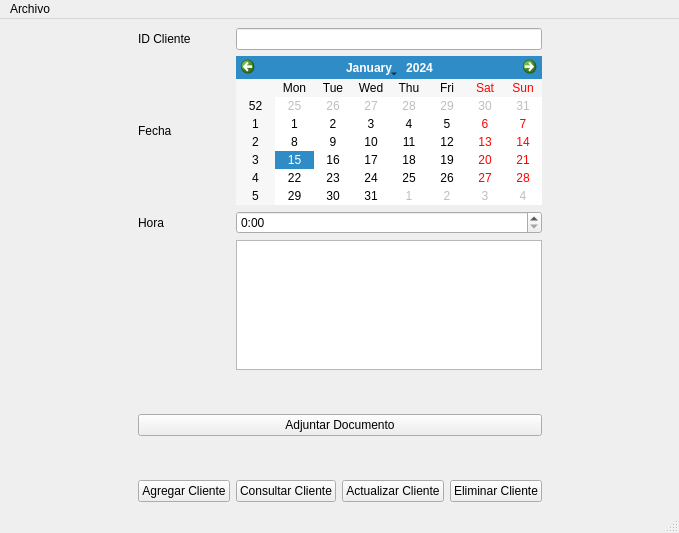
Before: the Qt Designer form src/mainwindow.ui in BrayanCastro25/evidence-formats, drawn with Qt 5.
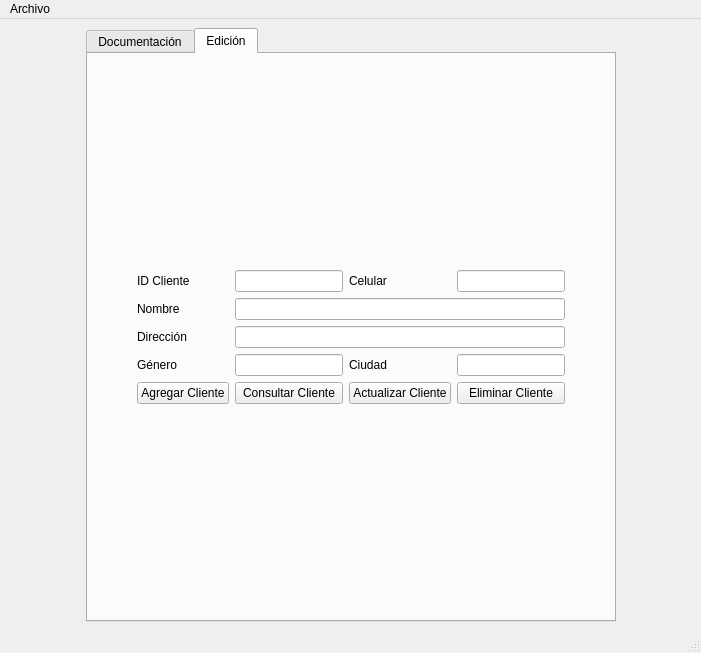
After: the same form once the commit is applied. The open tabs and pages were chosen to show the change.

Commit message: modificación interfaz ventanas tipo tab QTabWidget

The edit to the form file:
```diff
--- a/src/mainwindow.ui
+++ b/src/mainwindow.ui
@@ -6,8 +6,8 @@
    <rect>
     <x>0</x>
     <y>0</y>
-    <width>679</width>
-    <height>533</height>
+    <width>701</width>
+    <height>653</height>
    </rect>
   </property>
   <property name="windowTitle">
@@ -15,23 +15,35 @@
   </property>
   <widget class="QWidget" name="centralwidget">
    <layout class="QGridLayout" name="gridLayout">
-    <item row="1" column="1">
-     <widget class="QLabel" name="label_date">
-      <property name="text">
-       <string>Fecha</string>
-      </property>
-     </widget>
-    </item>
     <item row="0" column="1">
-     <widget class="QLabel" name="label_client">
-      <property name="text">
-       <string>ID Cliente</string>
+     <spacer name="verticalSpacer_6">
+      <property name="orientation">
+       <enum>Qt::Vertical</enum>
       </property>
-     </widget>
+      <property name="sizeHint" stdset="0">
+       <size>
+        <width>20</width>
+        <height>40</height>
+       </size>
+      </property>
+     </spacer>
     </item>
-    <item row="1" column="5">
-     <spacer name="horizontalSpacer_2">
+    <item row="3" column="1">
+     <spacer name="verticalSpacer_5">
       <property name="orientation">
+       <enum>Qt::Vertical</enum>
+      </property>
+      <property name="sizeHint" stdset="0">
+       <size>
+        <width>20</width>
+        <height>40</height>
+       </size>
+      </property>
+     </spacer>
+    </item>
+    <item row="2" column="0">
+     <spacer name="horizontalSpacer_7">
+      <property name="orientation">
        <enum>Qt::Horizontal</enum>
       </property>
       <property name="sizeHint" stdset="0">
@@ -42,103 +54,352 @@
       </property>
      </spacer>
     </item>
-    <item row="5" column="1" colspan="4">
-     <widget class="QPushButton" name="button_adjunt">
-      <property name="text">
-       <string>Adjuntar Documento</string>
+    <item row="2" column="2">
+     <spacer name="horizontalSpacer_5">
+      <property name="orientation">
+       <enum>Qt::Horizontal</enum>
       </property>
-     </widget>
-    </item>
-    <item row="7" column="3">
-     <widget class="QPushButton" name="button_update">
-      <property name="text">
-       <string>Actualizar Cliente</string>
+      <property name="sizeHint" stdset="0">
+       <size>
+        <width>40</width>
+        <height>20</height>
+       </size>
       </property>
-     </widget>
+     </spacer>
     </item>
-    <item row="1" column="2" colspan="3">
-     <widget class="QCalendarWidget" name="widget_calendar"/>
-    </item>
-    <item row="7" column="1">
-     <widget class="QPushButton" name="button_create">
-      <property name="text">
-       <string>Agregar Cliente</string>
+    <item row="1" column="1">
+     <spacer name="verticalSpacer_11">
+      <property name="orientation">
+       <enum>Qt::Vertical</enum>
       </property>
-     </widget>
-    </item>
-    <item row="0" column="2" colspan="3">
-     <widget class="QLineEdit" name="lineEdit_client"/>
+      <property name="sizeHint" stdset="0">
+       <size>
+        <width>20</width>
+        <height>40</height>
+       </size>
+      </property>
+     </spacer>
     </item>
     <item row="2" column="1">
-     <widget class="QLabel" name="label_hour">
-      <property name="text">
-       <string>Hora</string>
+     <widget class="QTabWidget" name="tabWidget">
+      <property name="currentIndex">
+       <number>0</number>
       </property>
+      <widget class="QWidget" name="tab">
+       <attribute name="title">
+        <string>Documentación</string>
+       </attribute>
+       <layout class="QGridLayout" name="gridLayout_2">
+        <item row="1" column="1">
+         <widget class="QLabel" name="label_client">
+          <property name="text">
+           <string>ID Cliente</string>
+          </property>
+         </widget>
+        </item>
+        <item row="7" column="2">
+         <widget class="QTextEdit" name="text_comment">
+          <property name="placeholderText">
+           <string>Mensaje</string>
+          </property>
+         </widget>
+        </item>
+        <item row="6" column="2">
+         <spacer name="verticalSpacer_8">
+          <property name="orientation">
+           <enum>Qt::Vertical</enum>
+          </property>
+          <property name="sizeHint" stdset="0">
+           <size>
+            <width>20</width>
+            <height>40</height>
+           </size>
+          </property>
+         </spacer>
+        </item>
+        <item row="10" column="2">
+         <widget class="QPushButton" name="button_adjunt">
+          <property name="text">
+           <string>Adjuntar Documento</string>
+          </property>
+         </widget>
+        </item>
+        <item row="3" column="2">
+         <widget class="QCalendarWidget" name="widget_calendar"/>
+        </item>
+        <item row="0" column="2">
+         <spacer name="verticalSpacer">
+          <property name="orientation">
+           <enum>Qt::Vertical</enum>
+          </property>
+          <property name="sizeHint" stdset="0">
+           <size>
+            <width>20</width>
+            <height>40</height>
+           </size>
+          </property>
+         </spacer>
+        </item>
+        <item row="1" column="2">
+         <widget class="QLineEdit" name="lineEdit_client"/>
+        </item>
+        <item row="5" column="2">
+         <widget class="QTimeEdit" name="timeEdit">
+          <property name="displayFormat">
+           <string>h:mm </string>
+          </property>
+         </widget>
+        </item>
+        <item row="5" column="1">
+         <widget class="QLabel" name="label_hour">
+          <property name="text">
+           <string>Hora</string>
+          </property>
+         </widget>
+        </item>
+        <item row="11" column="1">
+         <spacer name="verticalSpacer_2">
+          <property name="orientation">
+           <enum>Qt::Vertical</enum>
+          </property>
+          <property name="sizeHint" stdset="0">
+           <size>
+            <width>20</width>
+            <height>40</height>
+           </size>
+          </property>
+         </spacer>
+        </item>
+        <item row="3" column="3">
+         <spacer name="horizontalSpacer_2">
+          <property name="orientation">
+           <enum>Qt::Horizontal</enum>
+          </property>
+          <property name="sizeHint" stdset="0">
+           <size>
+            <width>40</width>
+            <height>20</height>
+           </size>
+          </property>
+         </spacer>
+        </item>
+        <item row="3" column="1">
+         <widget class="QLabel" name="label_date">
+          <property name="text">
+           <string>Fecha</string>
+          </property>
+         </widget>
+        </item>
+        <item row="3" column="0">
+         <spacer name="horizontalSpacer">
+          <property name="orientation">
+           <enum>Qt::Horizontal</enum>
+          </property>
+          <property name="sizeHint" stdset="0">
+           <size>
+            <width>40</width>
+            <height>20</height>
+           </size>
+          </property>
+         </spacer>
+        </item>
+        <item row="8" column="2">
+         <spacer name="verticalSpacer_7">
+          <property name="orientation">
+           <enum>Qt::Vertical</enum>
+          </property>
+          <property name="sizeHint" stdset="0">
+           <size>
+            <width>20</width>
+            <height>40</height>
+           </size>
+          </property>
+         </spacer>
+        </item>
+        <item row="4" column="2">
+         <spacer name="verticalSpacer_9">
+          <property name="orientation">
+           <enum>Qt::Vertical</enum>
+          </property>
+          <property name="sizeHint" stdset="0">
+           <size>
+            <width>20</width>
+            <height>40</height>
+           </size>
+          </property>
+         </spacer>
+        </item>
+        <item row="2" column="2">
+         <spacer name="verticalSpacer_10">
+          <property name="orientation">
+           <enum>Qt::Vertical</enum>
+          </property>
+          <property name="sizeHint" stdset="0">
+           <size>
+            <width>20</width>
+            <height>40</height>
+           </size>
+          </property>
+         </spacer>
+        </item>
+        <item row="7" column="1">
+         <widget class="QLabel" name="label_7">
+          <property name="text">
+           <string>Mensaje</string>
+          </property>
+         </widget>
+        </item>
+       </layout>
+      </widget>
+      <widget class="QWidget" name="tab_2">
+       <attribute name="title">
+        <string>Edición</string>
+       </attribute>
+       <layout class="QGridLayout" name="gridLayout_3">
+        <item row="4" column="4">
+         <widget class="QLineEdit" name="lineEdit_6"/>
+        </item>
+        <item row="5" column="1">
+         <widget class="QPushButton" name="button_create">
+          <property name="text">
+           <string>Agregar Cliente</string>
+          </property>
+         </widget>
+        </item>
+        <item row="1" column="5">
+         <spacer name="horizontalSpacer_4">
+          <property name="orientation">
+           <enum>Qt::Horizontal</enum>
+          </property>
+          <property name="sizeHint" stdset="0">
+           <size>
+            <width>40</width>
+            <height>20</height>
+           </size>
+          </property>
+         </spacer>
+        </item>
+        <item row="0" column="2">
+         <spacer name="verticalSpacer_3">
+          <property name="orientation">
+           <enum>Qt::Vertical</enum>
+          </property>
+          <property name="sizeHint" stdset="0">
+           <size>
+            <width>20</width>
+            <height>40</height>
+           </size>
+          </property>
+         </spacer>
+        </item>
+        <item row="5" column="2">
+         <widget class="QPushButton" name="button_read">
+          <property name="text">
+           <string>Consultar Cliente</string>
+          </property>
+         </widget>
+        </item>
+        <item row="6" column="2">
+         <spacer name="verticalSpacer_4">
+          <property name="orientation">
+           <enum>Qt::Vertical</enum>
+          </property>
+          <property name="sizeHint" stdset="0">
+           <size>
+            <width>20</width>
+            <height>40</height>
+           </size>
+          </property>
+         </spacer>
+        </item>
+        <item row="3" column="2" colspan="3">
+         <widget class="QLineEdit" name="lineEdit_4"/>
+        </item>
+        <item row="1" column="4">
+         <widget class="QLineEdit" name="lineEdit_2"/>
+        </item>
+        <item row="2" column="2" colspan="3">
+         <widget class="QLineEdit" name="lineEdit_3"/>
+        </item>
+        <item row="2" column="1">
+         <widget class="QLabel" name="label_3">
+          <property name="text">
+           <string>Nombre</string>
+          </property>
+         </widget>
+        </item>
+        <item row="1" column="3">
+         <widget class="QLabel" name="label_2">
+          <property name="text">
+           <string>Celular</string>
+          </property>
+         </widget>
+        </item>
+        <item row="4" column="2">
+         <widget class="QLineEdit" name="lineEdit_5"/>
+        </item>
+        <item row="5" column="3">
+         <widget class="QPushButton" name="button_update">
+          <property name="text">
+           <string>Actualizar Cliente</string>
+          </property>
+         </widget>
+        </item>
+        <item row="4" column="3">
+         <widget class="QLabel" name="label_6">
+          <property name="text">
+           <string>Ciudad</string>
+          </property>
+         </widget>
+        </item>
+        <item row="1" column="2">
+         <widget class="QLineEdit" name="lineEdit"/>
+        </item>
+        <item row="4" column="1">
+         <widget class="QLabel" name="label_5">
+          <property name="text">
+           <string>Género</string>
+          </property>
+         </widget>
+        </item>
+        <item row="3" column="1">
+         <widget class="QLabel" name="label_4">
+          <property name="text">
+           <string>Dirección</string>
+          </property>
+         </widget>
+        </item>
+        <item row="5" column="4">
+         <widget class="QPushButton" name="button_delete">
+          <property name="text">
+           <string>Eliminar Cliente</string>
+          </property>
+         </widget>
+        </item>
+        <item row="1" column="1">
+         <widget class="QLabel" name="label">
+          <property name="text">
+           <string>ID Cliente</string>
+          </property>
+         </widget>
+        </item>
+        <item row="1" column="0">
+         <spacer name="horizontalSpacer_3">
+          <property name="orientation">
+           <enum>Qt::Horizontal</enum>
+          </property>
+          <property name="sizeHint" stdset="0">
+           <size>
+            <width>40</width>
+            <height>20</height>
+           </size>
+          </property>
+         </spacer>
+        </item>
+       </layout>
+      </widget>
      </widget>
     </item>
-    <item row="7" column="2">
-     <widget class="QPushButton" name="button_read">
-      <property name="text">
-       <string>Consultar Cliente</string>
-      </property>
-     </widget>
-    </item>
-    <item row="7" column="4">
-     <widget class="QPushButton" name="button_delete">
-      <property name="text">
-       <string>Eliminar Cliente</string>
-      </property>
-     </widget>
-    </item>
-    <item row="1" column="0">
-     <spacer name="horizontalSpacer">
-      <property name="orientation">
-       <enum>Qt::Horizontal</enum>
-      </property>
-      <property name="sizeHint" stdset="0">
-       <size>
-        <width>40</width>
-        <height>20</height>
-       </size>
-      </property>
-     </spacer>
-    </item>
-    <item row="2" column="2" colspan="3">
-     <widget class="QTimeEdit" name="timeEdit">
-      <property name="displayFormat">
-       <string>h:mm </string>
-      </property>
-     </widget>
-    </item>
-    <item row="3" column="2" colspan="3">
-     <widget class="QTextEdit" name="text_comment"/>
-    </item>
-    <item row="4" column="2">
-     <spacer name="verticalSpacer_2">
-      <property name="orientation">
-       <enum>Qt::Vertical</enum>
-      </property>
-      <property name="sizeHint" stdset="0">
-       <size>
-        <width>20</width>
-        <height>100</height>
-       </size>
-      </property>
-     </spacer>
-    </item>
-    <item row="6" column="2">
-     <spacer name="verticalSpacer_3">
-      <property name="orientation">
-       <enum>Qt::Vertical</enum>
-      </property>
-      <property name="sizeHint" stdset="0">
-       <size>
-        <width>20</width>
-        <height>100</height>
-       </size>
-      </property>
-     </spacer>
-    </item>
    </layout>
   </widget>
   <widget class="QMenuBar" name="menubar">
@@ -146,7 +407,7 @@
     <rect>
      <x>0</x>
      <y>0</y>
-     <width>679</width>
+     <width>701</width>
      <height>22</height>
     </rect>
    </property>
```
The commit also changes 2 other files.
